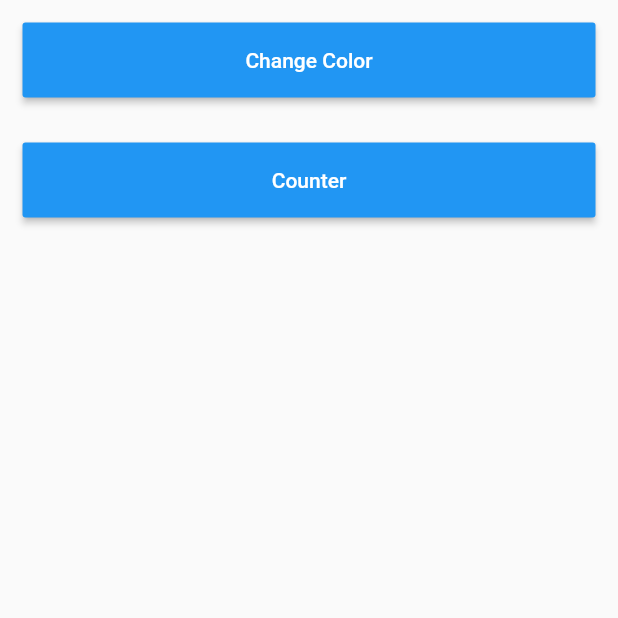
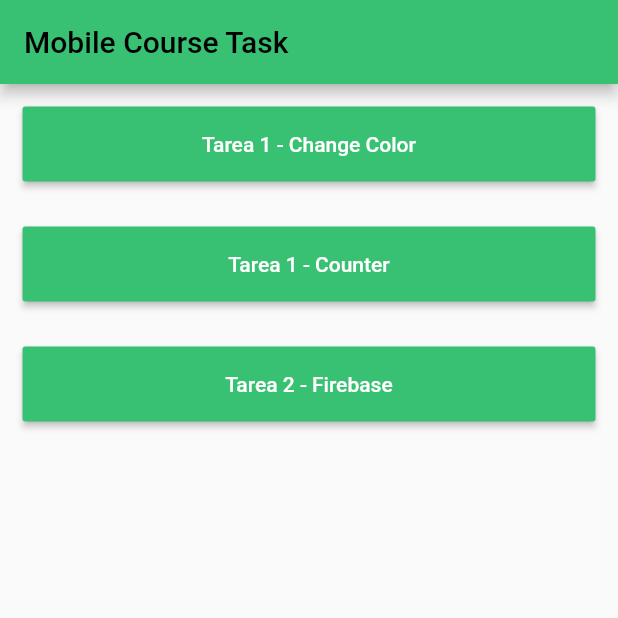
Before and after one commit to IsaacBenavides/car-mobile-course, a Flutter app: the screen it shows after launch, on a phone screen of 412 x 824 dp, the top half of it. Run offline on Flutter 3.47's test engine with Material 2 defaults, Android fonts, the phone set to English and light mode, and no system bars; our stand-ins replace firebase_core, firebase_database, flutter_colorpicker, lottie; accounts and stored records are empty.

Commit message:
union de tareas en una sola branch.

```diff
--- /dev/null
+++ b/lib/colors.dart
@@ -0,0 +1,16 @@
+import 'package:flutter/material.dart';
+
+class AppColors {
+  static MaterialColor primary = MaterialColor(0xff38c172, {
+    50: const Color(0xff38c172).withOpacity(0.05),
+    100: const Color(0xff38c172).withOpacity(0.1),
+    200: const Color(0xff38c172).withOpacity(0.2),
+    300: const Color(0xff38c172).withOpacity(0.3),
+    400: const Color(0xff38c172).withOpacity(0.4),
+    500: const Color(0xff38c172).withOpacity(0.5),
+    600: const Color(0xff38c172).withOpacity(0.6),
+    700: const Color(0xff38c172).withOpacity(0.7),
+    800: const Color(0xff38c172).withOpacity(0.8),
+    900: const Color(0xff38c172).withOpacity(0.9),
+  });
+}
--- /dev/null
+++ b/lib/firebase/src/controllers/base.dart
@@ -0,0 +1,3 @@
+abstract class Controller<T> {
+  void init(T dependency);
+}
--- /dev/null
+++ b/lib/firebase/src/data/db_connection.dart
@@ -0,0 +1,9 @@
+import 'package:firebase_database/firebase_database.dart';
+
+class DbConnection {
+  static final FirebaseDatabase _database = FirebaseDatabase.instance;
+
+  static DatabaseReference createRef(String path) {
+    return _database.ref(path);
+  }
+}
--- /dev/null
+++ b/lib/firebase/src/provider.dart
@@ -0,0 +1,15 @@
+import 'package:car_mobile_course/firebase/src/data/repository.dart';
+import 'package:flutter/material.dart';
+
+class Provider extends InheritedWidget {
+  const Provider({Key? key, required Widget child, required this.repository})
+      : super(key: key, child: child);
+
+  static Provider of(BuildContext context) =>
+      context.findAncestorWidgetOfExactType<Provider>()!;
+
+  final Repository repository;
+
+  @override
+  bool updateShouldNotify(covariant InheritedWidget oldWidget) => false;
+}
--- /dev/null
+++ b/lib/firebase/src/ui/routes/names.dart
@@ -0,0 +1,4 @@
+class Names {
+  static const String home = '/home';
+  static const String details = '/details';
+}
--- a/lib/main.dart
+++ b/lib/main.dart
@@ -1,8 +1,18 @@
 import 'package:car_mobile_course/change_color/main.dart';
+import 'package:car_mobile_course/colors.dart';
 import 'package:car_mobile_course/counter/main.dart';
+import 'package:car_mobile_course/firebase/src/data/repository.dart';
+import 'package:car_mobile_course/firebase/src/provider.dart';
+import 'package:car_mobile_course/firebase/src/ui/firebase_ui.dart';
+import 'package:car_mobile_course/firebase/src/ui/routes/routes.dart';
+import 'package:car_mobile_course/firebase_options.dart';
+import 'package:car_mobile_course/splash_screen.dart';
+import 'package:firebase_core/firebase_core.dart';
 import 'package:flutter/material.dart';
 
-void main() {
+void main() async {
+  WidgetsFlutterBinding.ensureInitialized();
+  await Firebase.initializeApp(options: DefaultFirebaseOptions.currentPlatform);
   runApp(const MyApp());
 }
 
@@ -11,13 +21,21 @@ class MyApp extends StatelessWidget {
 
   @override
   Widget build(BuildContext context) {
-    return MaterialApp(
-      title: 'Mobile Course',
-      debugShowCheckedModeBanner: false,
-      darkTheme: ThemeData(
-        brightness: Brightness.dark,
+    return Provider(
+      repository: Repository(),
+      child: MaterialApp(
+        title: 'Mobile Course',
+        debugShowCheckedModeBanner: false,
+        theme: ThemeData(
+          primarySwatch: AppColors.primary,
+          visualDensity: VisualDensity.adaptivePlatformDensity,
+        ),
+        darkTheme: ThemeData(
+          brightness: Brightness.dark,
+        ),
+        home: const SplashScreen(),
+        onGenerateRoute: CustomRoutes.routes,
       ),
-      home: const ListButtons(),
     );
   }
 }
@@ -28,10 +46,13 @@ class ListButtons extends StatelessWidget {
   @override
   Widget build(BuildContext context) {
     return Scaffold(
+      appBar: AppBar(
+        title: const Text('Mobile Course Task'),
+      ),
       body: ListView(
         children: [
           MyMenuButton(
-            title: "Change Color",
+            title: "Tarea 1 - Change Color",
             actionTap: () => Navigator.of(context).push(
               MaterialPageRoute(
                 builder: (context) => const ChangeColor(),
@@ -39,10 +60,18 @@ class ListButtons extends StatelessWidget {
             ),
           ),
           MyMenuButton(
-            title: "Counter",
+            title: "Tarea 1 - Counter",
             actionTap: () => Navigator.of(context).push(
               MaterialPageRoute(
                 builder: (context) => const Counter(),
+              ),
+            ),
+          ),
+          MyMenuButton(
+            title: "Tarea 2 - Firebase",
+            actionTap: () => Navigator.of(context).push(
+              MaterialPageRoute(
+                builder: (context) => const FirebaseUi(),
               ),
             ),
           ),
```
Also changed, not shown: assets/animations/splash.json (added, +1 -0 lines), lib/firebase/src/controllers/firebase_ui_contoller.dart (added, +29 -0 lines), lib/firebase/src/data/repository.dart (added, +33 -0 lines), lib/firebase/src/entities/register.dart (added, +76 -0 lines), lib/firebase/src/ui/details.dart (added, +43 -0 lines), lib/firebase/src/ui/firebase_ui.dart (added, +70 -0 lines), lib/firebase/src/ui/routes/routes.dart (added, +18 -0 lines), lib/firebase/utils/responsive.dart (added, +23 -0 lines), lib/splash_screen.dart (added, +34 -0 lines), pubspec.yaml (+7 -4 lines), lib/firebase_options.dart (added), pubspec.lock, 9 other files.
